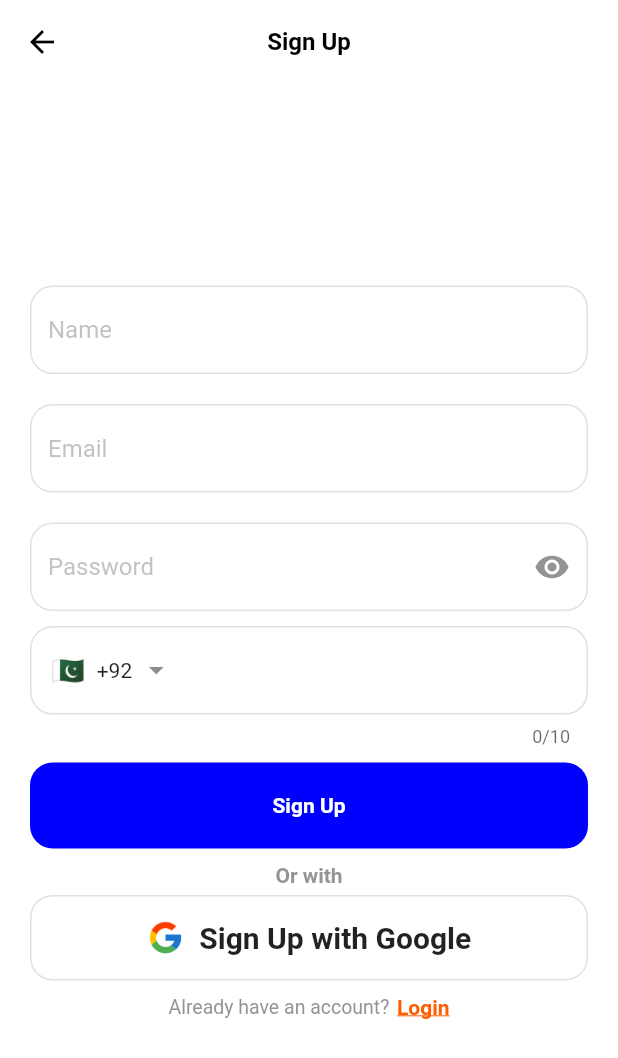
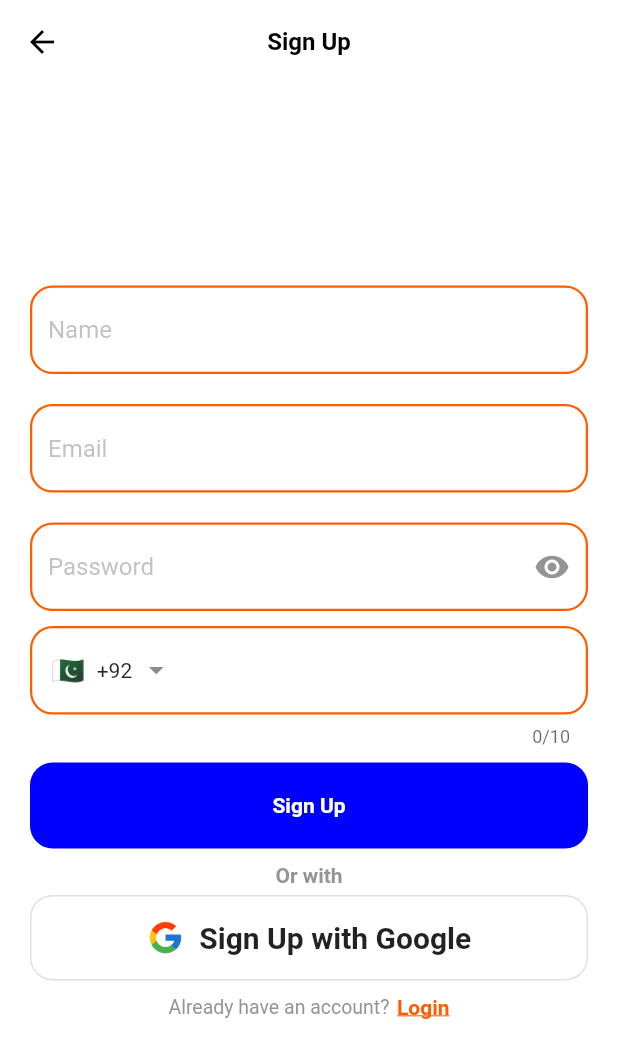
Before and after one commit to khuramShabbir/auction, a Flutter app: the screen it shows after launch, after a tap on "Sign Up", on a phone screen of 412 x 824 dp. Shown: the top 1058 px of the screen. Run offline on Flutter 3.47's test engine with Material 2 defaults, Android fonts, the phone set to English and light mode, and no system bars; drawn by our look-alikes of intl_phone_field; our stand-ins replace carousel_slider, firebase_auth, firebase_core, flutter_otp_text_field, flutter_rating_bar, flutter_svg and 10 more; missing offline and left inert: panorama, syncfusion_flutter_pdfviewer; accounts and stored records are empty; network calls fail; project files that could hold a hidden picture were left out.

Commit message:
UI changing 4 April 22

```diff
--- a/lib/init_app.dart
+++ b/lib/init_app.dart
@@ -2,7 +2,6 @@ import 'package:auction/controllers_providers/auction_provider.dart';
 import 'package:auction/controllers_providers/auth_provider.dart';
 import 'package:auction/controllers_providers/dashboard_provider.dart';
 import 'package:auction/controllers_providers/payment_method_provider.dart';
-import 'package:firebase_core/firebase_core.dart';
 import 'package:flutter/material.dart';
 import 'package:flutter/services.dart';
 import 'package:get/get.dart';
--- a/lib/utils/widgets.dart
+++ b/lib/utils/widgets.dart
@@ -395,23 +395,23 @@ Widget customTextFormField(
           focusedErrorBorder: isOutLinedBorder
               ? OutlineInputBorder(
                   borderRadius: BorderRadius.circular(15),
-                  borderSide: BorderSide(color: StaticColors.orangeColor))
+                  borderSide: BorderSide(color: StaticColors.orangeColor,width: 1.5))
               : null,
           errorBorder: isOutLinedBorder
               ? OutlineInputBorder(
                   borderRadius: BorderRadius.circular(15),
-                  borderSide: BorderSide(color: StaticColors.orangeColor))
+                  borderSide: BorderSide(color: StaticColors.orangeColor,width: 1.5))
               : null,
           focusedBorder: isOutLinedBorder
               ? OutlineInputBorder(
                   borderRadius: BorderRadius.circular(15),
-                  borderSide: BorderSide(color: StaticColors.blueColor))
+                  borderSide: BorderSide(color: StaticColors.orangeColor,width: 1.5))
               : null,
           enabledBorder: isOutLinedBorder
               ? OutlineInputBorder(
                   borderRadius: BorderRadius.circular(15),
                   borderSide:
-                      BorderSide(color: StaticColors.greyColor.withOpacity(.2)))
+                      BorderSide(color: StaticColors.orangeColor,width: 1.5))
               : null),
     ),
   );
--- a/lib/views/user_credentials_screens/login_screen.dart
+++ b/lib/views/user_credentials_screens/login_screen.dart
@@ -80,8 +80,8 @@ class _LoginScreenState extends State<LoginScreen> {
                            data.loginUser();
                         }
                       },
-                      buttonColor: StaticColors.lightOrangeColor,
-                      textColor: StaticColors.blackColor,
+                      buttonColor: StaticColors.orangeColor,
+                      textColor: StaticColors.whiteColor,
                       buttonText: "Login")
                 ],
               ),
--- a/lib/views/user_credentials_screens/signup_screen.dart
+++ b/lib/views/user_credentials_screens/signup_screen.dart
@@ -108,19 +108,19 @@ class _SignUpScreenState extends State<SignUpScreen> {
                       errorBorder: OutlineInputBorder(
                           borderRadius: BorderRadius.circular(15),
                           borderSide:
-                              BorderSide(color: StaticColors.orangeColor)),
+                              BorderSide(color: StaticColors.orangeColor,width: 1.5)),
                       focusedErrorBorder: OutlineInputBorder(
                           borderRadius: BorderRadius.circular(15),
                           borderSide:
-                              BorderSide(color: StaticColors.orangeColor)),
+                              BorderSide(color: StaticColors.orangeColor,width: 1.5)),
                       focusedBorder: OutlineInputBorder(
                           borderRadius: BorderRadius.circular(15),
                           borderSide:
-                              BorderSide(color: StaticColors.blueColor)),
+                              BorderSide(color: StaticColors.orangeColor,width: 1.5)),
                       enabledBorder: OutlineInputBorder(
                           borderRadius: BorderRadius.circular(15),
                           borderSide: BorderSide(
-                              color: StaticColors.greyColor.withOpacity(.2))),
+                              color: StaticColors.orangeColor,width: 1.5)),
                     )),
 
                 extendedButton(
--- a/lib/views/welcome_screens/user_auth_screen.dart
+++ b/lib/views/welcome_screens/user_auth_screen.dart
@@ -4,6 +4,7 @@ import 'package:auction/views/user_credentials_screens/login_screen.dart';
 import 'package:auction/views/user_credentials_screens/signup_screen.dart';
 import 'package:carousel_slider/carousel_slider.dart';
 import 'package:flutter/material.dart';
+import 'package:flutter_svg/flutter_svg.dart';
 import 'package:get/get.dart';
 import 'package:provider/provider.dart';
 import '../../utils/const.dart';
@@ -23,12 +24,13 @@ class _UserAuthScreenState extends State<UserAuthScreen> {
       builder: (BuildContext context, data, Widget? child) {
         return SafeArea(
           child: Scaffold(
-            body: StaticKPadding.kPadding(child:  Column(
+            body: StaticKPadding.kPadding(
+                child: Column(
               mainAxisAlignment: MainAxisAlignment.end,
               children: [
                 CarouselSlider(
                   options: CarouselOptions(
-                      height: height * .5,
+                      height: height * .7,
                       viewportFraction: 1,
                       onPageChanged:
                           (int index, CarouselPageChangedReason reason) {
@@ -40,16 +42,17 @@ class _UserAuthScreenState extends State<UserAuthScreen> {
                       (index) => Column(
                             mainAxisAlignment: MainAxisAlignment.end,
                             children: [
+                              SvgPicture.asset(svgAssetsList[index]),
                               Padding(
-                            padding: const EdgeInsets.symmetric(
-                                horizontal: 25),
+                                padding:
+                                    const EdgeInsets.symmetric(horizontal: 25),
                                 child: Text(textListHeadline[index],
                                     style: StaticTextStyles.headingStyle),
                               ),
                               const SizedBox(height: 20),
                               Padding(
-                            padding: const EdgeInsets.symmetric(
-                                horizontal: 25),
+                                padding:
+                                    const EdgeInsets.symmetric(horizontal: 25),
                                 child: Text(subTitleTextList[index],
                                     style:
                                         StaticTextStyles.normalGreyTextStyle),
@@ -63,17 +66,17 @@ class _UserAuthScreenState extends State<UserAuthScreen> {
                   children: [
                     dots(
                         color: index == 0
-                            ? StaticColors.orangeColor
+                            ? StaticColors.blueColor
                             : StaticColors.lightOrangeColor,
                         radius: index == 0 ? 5.0 : 3.0),
                     dots(
                         color: index == 1
-                            ? StaticColors.orangeColor
+                            ? StaticColors.blueColor
                             : StaticColors.lightOrangeColor,
                         radius: index == 1 ? 5.0 : 3.0),
                     dots(
                         color: index == 2
-                            ? StaticColors.orangeColor
+                            ? StaticColors.blueColor
                             : StaticColors.lightOrangeColor,
                         radius: index == 2 ? 5.0 : 3.0),
                   ],
@@ -91,8 +94,8 @@ class _UserAuthScreenState extends State<UserAuthScreen> {
                       Get.to(() => const LoginScreen());
                     },
                     buttonText: "Login",
-                    buttonColor: StaticColors.lightOrangeColor,
-                    textColor: StaticColors.blackColor),
+                    buttonColor: StaticColors.orangeColor,
+                    textColor: StaticColors.whiteColor),
               ],
             )),
           ),
@@ -115,13 +118,26 @@ class _UserAuthScreenState extends State<UserAuthScreen> {
     "Setup your budget for each category so you in control",
   ];
 
+  List<String> svgAssetsList = [
+    "assets/SvgAssets/Car finance.svg",
+    "assets/SvgAssets/Vehicle Sale-cuate.svg",
+    "assets/SvgAssets/Online ads-pana.svg"
+  ];
+
   Widget dots({required color, required radius}) {
     return Padding(
       padding: const EdgeInsets.symmetric(horizontal: 3),
+      child: Container(
+        width: 15,
+        height: 15,
+        decoration: BoxDecoration(
+            border: Border.all(color: StaticColors.orangeColor, width: 3),
+            borderRadius: BorderRadius.circular(100)),
         child: CircleAvatar(
           radius: radius,
           backgroundColor: color,
         ),
+      ),
     );
   }
 }
```
Also changed, not shown: lib/views/home/all_auctions_screen.dart (+73 -68 lines), assets/SvgAssets/Car finance.svg (added), assets/SvgAssets/Online ads-pana.svg (added), assets/SvgAssets/Vehicle Sale-cuate.svg (added), pubspec.lock. Lines whose indentation alone changed are shown as unchanged.
